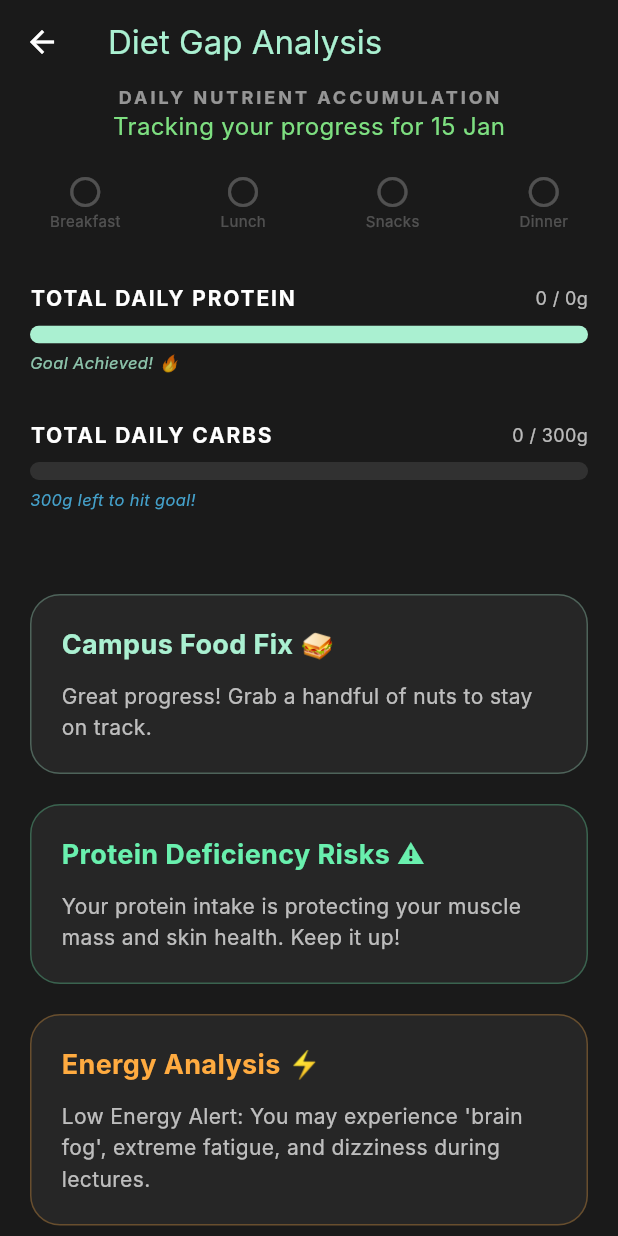
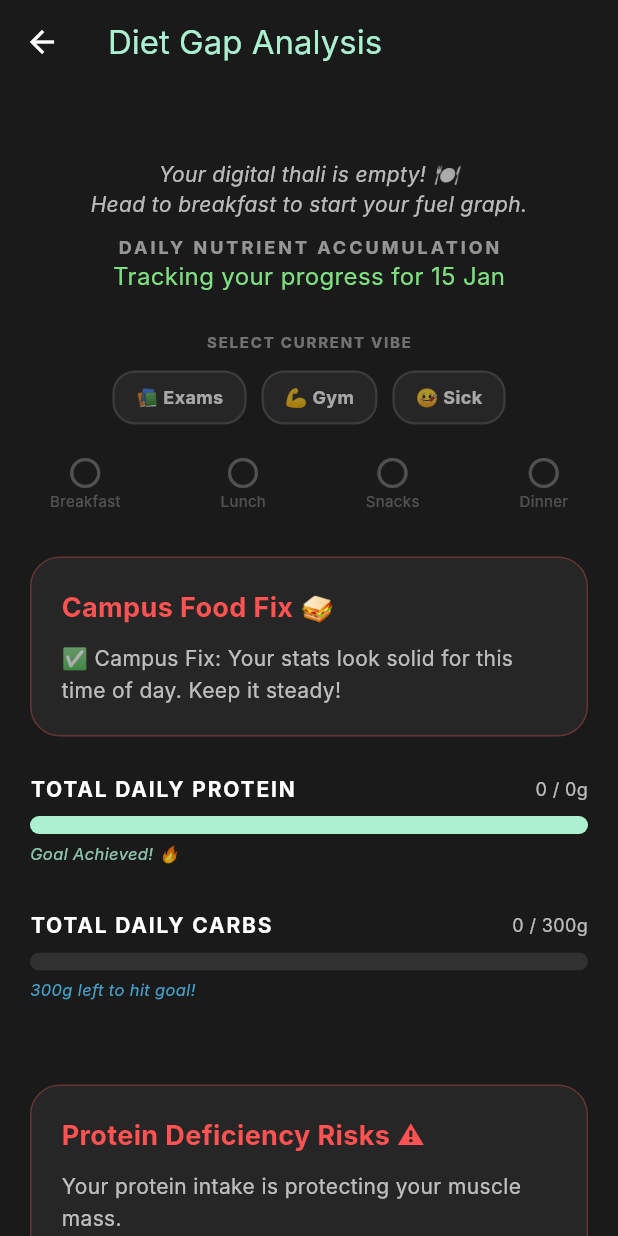
Before and after one commit to aryashi17/Nutrimate, a Flutter app: the HealthInsightsScreen screen opened directly, on a phone screen of 412 x 824 dp. Run offline on Flutter 3.47's test engine with Material 3 defaults, Android fonts, the light colour scheme and no system bars; our stand-ins replace cloud_firestore, firebase_auth, firebase_core, fl_chart; accounts and stored records are empty; network calls fail; Roboto replaces fonts that are missing (Inter).

Commit message:
pre-pull save

```diff
--- a/lib/core/services/calculator_engine.dart
+++ b/lib/core/services/calculator_engine.dart
@@ -12,7 +12,15 @@ class CalculatorEngine extends ChangeNotifier {
   // --- HYDRATION DATA ---
   int totalDrank = 0;
   int bottlesCompleted = 0;
+bool isUnwell = false;
 
+// Inside CalculatorEngine
+bool isExamSeason = false; // Higher carb focus for brain power
+bool isWorkoutDay = false; // Higher protein/hydration focus
+
+void toggleSickMode() { isUnwell = !isUnwell; notifyListeners(); }
+void toggleExamMode() { isExamSeason = !isExamSeason; notifyListeners(); }
+void toggleWorkoutMode() { isWorkoutDay = !isWorkoutDay; notifyListeners(); }
   // --- USER PROFILE DATA ---
   double weight = 0.0;
   double height = 0.0;
@@ -41,8 +49,20 @@ class CalculatorEngine extends ChangeNotifier {
   }
 
   // Getter for UI access
-  int get goal => dynamicGoal;
+int get goal {
+    // Basic formula: 35ml per kg
+    double baseGoal = weight * 35;
 
+    if (gender == 'Male') baseGoal += 500;
+    if (height > 180) baseGoal += 300;
+
+    int finalGoal = baseGoal.toInt();
+
+    // Extra fluids for recovery if sick
+    if (isUnwell) return finalGoal + 500;
+
+    return finalGoal;
+  }
   // --- 2. DYNAMIC CALORIE & MACRO GOALS (Uses Age) ---
 
   // Calculate BMR (Mifflin-St Jeor Equation)
@@ -63,8 +83,23 @@ class CalculatorEngine extends ChangeNotifier {
   double get dailyCalorieGoal => bmr * 1.2;
 
   // Macro Goals based on Calorie Goal
-  double get proteinGoal => (weight * 1.8); // 1.8g per kg bodyweight
-  double get carbGoal => (dailyCalorieGoal * 0.50) / 4; // 50% of diet from carbs, divide by 4 cal/g
+  double get proteinGoal {
+  double base = (weight * 1.8);
+  // If it's a gym day, we need more repair fuel!
+  if (isWorkoutDay) return base + 20;
+  // If sick, body focuses on recovery, not muscle building
+  if (isUnwell) return base - 10;
+  return base;
+}
+
+double get carbGoal {
+  double base = (dailyCalorieGoal * 0.50) / 4;
+  // Brain fuel for exams!
+  if (isExamSeason) return base + 40;
+  return base;
+}
+
+
   double get fatGoal => (dailyCalorieGoal * 0.25) / 9; // 25% of diet from fats, divide by 9 cal/g
 
   // --- 3. CURRENT PROGRESS VARIABLES ---
@@ -251,12 +286,43 @@ class CalculatorEngine extends ChangeNotifier {
 
   // --- 11. EMERGENCY FIX HELPER ---
   String getEmergencyFix() {
-    final now = DateTime.now();
-    if (now.hour < 20) return "";
-    if (totalProtein < (proteinGoal * 0.6)) return "🚨 LATE NIGHT PROTEIN FIX: Grab a Protein Shake!";
-    if (currentCarbs < (carbGoal * 0.6)) return "🚨 ENERGY DEFICIT: Eat a Banana!";
-    return "✅ You're all set for tonight.";
+    final hour = DateTime.now().hour;
+    // Calculate percentages to make logic more precise
+    double proteinPercent = (proteinGoal > 0) ? (totalProtein / proteinGoal) : 1.0;
+    double carbPercent = (carbGoal > 0) ? (currentCarbs / carbGoal) : 1.0;
+
+    // PRIORITY 1: SICKNESS (Global Override)
+    if (isUnwell) {
+      return "🤒 Sick Bay Mode: Stick to Electrol & Dal Khichdi. Your body needs easy-to-digest fuel right now.";
+    }
+
+    // PRIORITY 2: EXAM SEASON (Brain Fuel focus)
+    if (isExamSeason && carbPercent < 0.5 && hour < 18) {
+      return "🧠 Study Mode: Your brain runs on glucose. Grab a fruit or some Oats from Nescafe to keep that focus sharp!";
+    }
+
+    // PRIORITY 3: CRITICAL DEFICITS (Regardless of time)
+    if (proteinPercent < 0.3 && hour > 12) {
+      return "🚨 Muscle Alert: You've barely hit 30% protein and half the day is gone. Get a double paneer/chicken serving at lunch ASAP.";
+    }
+
+    // PRIORITY 4: TIME-BASED CAMPUS SPECIFICS
+    if (hour >= 21) { // Late Night
+       if (proteinPercent < 0.8) {
+         return "🌙 Late Night Recovery: Mess is closed. Grab a Peanut Butter sandwich or milk from the night canteen.";
+       }
+       return "✅ Recovery Ready: You've fueled well. Time for sleep!";
+    }
+
+    if (hour >= 16 && hour < 19) { // Snack Time
+      if (isWorkoutDay) return "🏋️ Post-Gym: Grab some boiled eggs or a protein shake from the kiosk now!";
+      return "☕ Tea Time: Pair your chai with roasted chana instead of biscuits for better macros.";
+    }
+
+    return "✅ Campus Fix: Your stats look solid for this time of day. Keep it steady!";
   }
+
+
 }
 
 class MonthLabels {
--- a/lib/features/hydration/health_insights_screen.dart
+++ b/lib/features/hydration/health_insights_screen.dart
@@ -12,6 +12,17 @@ class HealthInsightsScreen extends StatelessWidget {
     final engine = Provider.of<CalculatorEngine>(context);
                 final emergencyMessage = engine.getEmergencyFix();
 
+
+    final proteinPercent = engine.proteinGoal > 0 ? (engine.totalProtein / engine.proteinGoal) : 0.0;
+final carbPercent = engine.carbGoal > 0 ? (engine.currentCarbs / engine.carbGoal) : 0.0;
+Color energyColor = (carbPercent < 0.3) ? Colors.orangeAccent : Colors.blueAccent;
+
+  Color fixColor = const Color(0xFFAAF0D1); // Default Mint
+  if (proteinPercent < 0.4) {
+    fixColor = Colors.redAccent; // Urgent
+  } else if (proteinPercent < 0.7) {
+    fixColor = Colors.orangeAccent; // Warning
+  }
     return Scaffold(
       backgroundColor: const Color(0xFF1A1A1A),
       appBar: AppBar(
@@ -24,6 +35,19 @@ class HealthInsightsScreen extends StatelessWidget {
         child: Column(
           children: [
 
+            const SizedBox(height: 40), // Spacing for status bar
+
+          // --- C. EMPTY STATE / MOTIVATION TEXT ---
+          Padding(
+            padding: const EdgeInsets.symmetric(vertical: 10),
+            child: Text(
+              engine.totalProtein == 0 && engine.currentCarbs == 0
+                  ? "Your digital thali is empty! 🍽️\nHead to breakfast to start your fuel graph."
+                  : "Keep pushing toward your targets!",
+              textAlign: TextAlign.center,
+              style: const TextStyle(color: Colors.white70, fontSize: 14, fontStyle: FontStyle.italic),
+            ),
+          ),
             const Text(
       "DAILY NUTRIENT ACCUMULATION",
       style: TextStyle(
@@ -37,17 +61,37 @@ class HealthInsightsScreen extends StatelessWidget {
       "Tracking your progress for ${DateTime.now().day} ${_getMonth(DateTime.now().month)}",
       style: const TextStyle(color: Color(0xFF7EE081), fontSize: 16),
     ),
+
+    const SizedBox(height: 25), // Spacing
+
+// --- INSERT THIS BLOCK HERE ---
+const Text(
+  "SELECT CURRENT VIBE",
+  style: TextStyle(color: Colors.white38, fontSize: 10, fontWeight: FontWeight.bold, letterSpacing: 1.2),
+),
+const SizedBox(height: 12),
+Row(
+  mainAxisAlignment: MainAxisAlignment.center,
+  children: [
+    _buildVibeChip(engine.isExamSeason, "📚 Exams", engine.toggleExamMode, Colors.blueAccent),
+    const SizedBox(width: 10),
+    _buildVibeChip(engine.isWorkoutDay, "💪 Gym", engine.toggleWorkoutMode, Colors.greenAccent),
+    const SizedBox(width: 10),
+    _buildVibeChip(engine.isUnwell, "🤒 Sick", engine.toggleSickMode, Colors.orangeAccent),
+  ],
+),
+// --- END OF INSERTION ---
+
             const SizedBox(height: 20),
             _buildMealChecklist(engine),
     const SizedBox(height: 20),
 
 // Inside the Column, before the charts:
-if (emergencyMessage.isNotEmpty)
-  _buildInfoCard(
-    "Last Minute Action 🏃‍♂️",
-    emergencyMessage,
-    Colors.redAccent,
-  ),
+_buildInfoCard(
+  "Campus Food Fix 🥪",
+  emergencyMessage, // This variable was created at the top of build()
+  fixColor,        // This variable was created at the top of build()
+),
             // PROTEIN CHART
             MacroBar(
               label: "TOTAL DAILY PROTEIN",
@@ -68,14 +112,6 @@ if (emergencyMessage.isNotEmpty)
 
             const SizedBox(height: 30),
 
-            // DYNAMIC RECOMMENDATIONS
-            _buildInfoCard(
-              "Campus Food Fix 🥪",
-              engine.totalProtein < (engine.proteinGoal * 0.5)
-                  ? "You've missed half your protein! Try a double serving of Paneer or a protein shake at the kiosk."
-                  : "Great progress! Grab a handful of nuts to stay on track.",
-              const Color(0xFFAAF0D1),
-            ),
 
             // Inside health_insights_screen.dart Column
 
@@ -83,18 +119,18 @@ if (emergencyMessage.isNotEmpty)
 _buildInfoCard(
   "Protein Deficiency Risks ⚠️",
   engine.totalProtein < (engine.proteinGoal * 0.4)
-      ? "Critical Low! Lack of protein can lead to hair loss, muscle wasting, and a weakened immune system."
-      : "Your protein intake is protecting your muscle mass and skin health. Keep it up!",
-  engine.totalProtein < (engine.proteinGoal * 0.4) ? Colors.redAccent : Colors.greenAccent,
+      ? "Critical Low! Lack of protein can lead to muscle wasting."
+      : "Your protein intake is protecting your muscle mass.",
+  // Use fixColor here too for consistency!
+  proteinPercent < 0.4 ? Colors.redAccent : Colors.greenAccent,
 ),
 
-// CARBS/ENERGY RISK ALERT
 _buildInfoCard(
   "Energy Analysis ⚡",
   engine.currentCarbs < (engine.carbGoal * 0.3)
-      ? "Low Energy Alert: You may experience 'brain fog', extreme fatigue, and dizziness during lectures."
+      ? "Low Energy Alert: You may experience 'brain fog' during lectures."
       : "Glucose levels are stable. You have enough fuel for mental focus.",
-  engine.currentCarbs < (engine.carbGoal * 0.3) ? Colors.orangeAccent : Colors.blueAccent,
+  energyColor, // Use the variable you created at the top!
 ),
           ],
         ),
@@ -144,4 +180,29 @@ Widget _buildMealChecklist(CalculatorEngine engine) {
     );
   }
   String _getMonth(int m) => ["", "Jan", "Feb", "Mar", "Apr", "May", "Jun", "Jul", "Aug", "Sep", "Oct", "Nov", "Dec"][m];
+
+  Widget _buildVibeChip(bool isActive, String label, VoidCallback onTap, Color activeColor) {
+  return GestureDetector(
+    onTap: onTap,
+    child: Container(
+      padding: const EdgeInsets.symmetric(horizontal: 14, vertical: 8),
+      decoration: BoxDecoration(
+        color: isActive ? activeColor.withOpacity(0.15) : Colors.white.withOpacity(0.05),
+        borderRadius: BorderRadius.circular(15),
+        border: Border.all(
+          color: isActive ? activeColor : Colors.white10,
+          width: 1.5,
+        ),
+      ),
+      child: Text(
+        label,
+        style: TextStyle(
+          color: isActive ? activeColor : Colors.white60,
+          fontSize: 12,
+          fontWeight: FontWeight.bold,
+        ),
+      ),
+    ),
+  );
 }
+}
```
